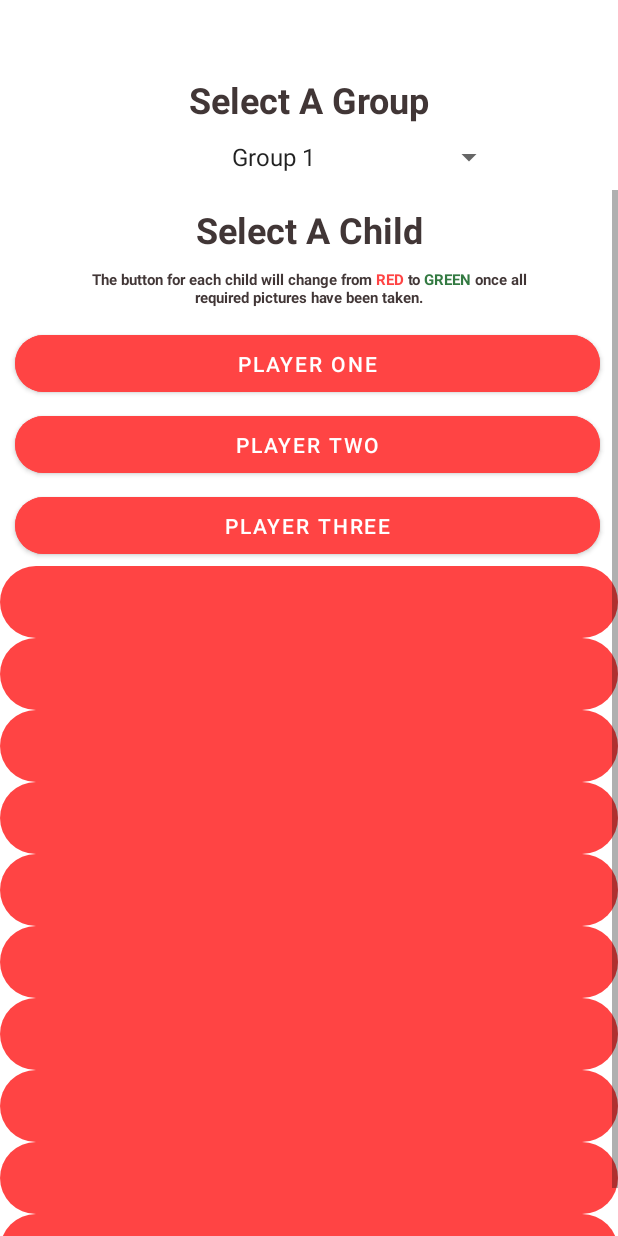
After one commit to GroupA-SODV2999-CapstoneProject/FindAndPlay, an Android app: the PlayerSelect screen opened directly, with no data from a screen before it, on a phone screen of 412 x 824 dp. The commit adds this screen. Run offline under Robolectric (Android 15) with nearby library versions, the phone set to English and light mode, and no system bars.

Commit message:
Created and added functionality to the PlayerSelect activity, data still needed.

```diff
--- a/app/src/main/AndroidManifest.xml
+++ b/app/src/main/AndroidManifest.xml
@@ -2,9 +2,10 @@
 <manifest xmlns:android="http://schemas.android.com/apk/res/android"
     package="com.hfad.findandplayA">
 
-    <uses-permission android:name="android.permission.CAMERA"/>
-    <uses-permission android:name="android.permission.READ_EXTERNAL_STORAGE"/>
-    <uses-permission android:name="android.permission.WRITE_EXTERNAL_STORAGE"/>
+    <uses-permission android:name="android.permission.CAMERA" />
+    <uses-permission android:name="android.permission.READ_EXTERNAL_STORAGE" />
+    <uses-permission android:name="android.permission.WRITE_EXTERNAL_STORAGE" />
+    <uses-permission android:name="android.permission.INTERNET" />
 
     <application
         android:allowBackup="true"
@@ -13,6 +14,9 @@
         android:roundIcon="@mipmap/ic_launcher_round"
         android:supportsRtl="true"
         android:theme="@style/Theme.FindAndPlay">
+        <activity
+            android:name=".PlayerSelect"
+            android:exported="false" />
         <activity
             android:name=".ProfileEdit"
             android:exported="false" />
@@ -31,14 +35,15 @@
         <activity
             android:name=".CameraFunctionality"
             android:exported="false" />
-        <activity android:name=".MainActivity"
+        <activity
+            android:name=".MainActivity"
             android:exported="true">
             <intent-filter>
                 <action android:name="android.intent.action.MAIN" />
+
                 <category android:name="android.intent.category.LAUNCHER" />
             </intent-filter>
         </activity>
     </application>
 
-    <uses-permission android:name="android.permission.INTERNET"/>
 </manifest>
--- /dev/null
+++ b/app/src/main/java/com/hfad/findandplayA/PlayerSelect.java
@@ -0,0 +1,101 @@
+package com.hfad.findandplayA;
+
+import androidx.appcompat.app.AppCompatActivity;
+
+import android.content.Intent;
+import android.content.res.ColorStateList;
+import android.graphics.drawable.GradientDrawable;
+import android.os.Bundle;
+import android.view.View;
+import android.widget.AdapterView;
+import android.widget.ArrayAdapter;
+import android.widget.Button;
+import android.widget.LinearLayout;
+import android.widget.Spinner;
+
+public class PlayerSelect extends AppCompatActivity implements AdapterView.OnItemSelectedListener {
+
+    private Button cameraBtn; //TODO remove this button code once data is implemented
+    private Spinner spinner;
+    LinearLayout playerButtonLayout;
+
+    private static final String[] tempGroups = {"Group 1", "Group 2", "Group 3", "Group 4"}; // TODO remove and replace this temp array with actual group data from FireBase
+
+    @Override
+    protected void onCreate(Bundle savedInstanceState) {
+        super.onCreate(savedInstanceState);
+        setContentView(R.layout.activity_player_select);
+
+        spinner = (Spinner)findViewById(R.id.groupSelectSpinner); // Dropdown menu for groups
+        playerButtonLayout = findViewById(R.id.playerButtonLinearLayoutID); // Linear Layout where buttons will be added
+        ArrayAdapter<String> adapter = new ArrayAdapter<String>(PlayerSelect.this, android.R.layout.simple_spinner_item,tempGroups); // TODO change this from tempGroups to actual groups from FireBase
+        adapter.setDropDownViewResource((android.R.layout.simple_spinner_dropdown_item)); // Setting dropdown
+        spinner.setAdapter(adapter);
+        spinner.setOnItemSelectedListener(this);
+
+
+        cameraBtn = (Button) findViewById(R.id.playerOneBtn); //TODO remove this button code once data is implemented
+        cameraBtn.setOnClickListener(new View.OnClickListener() { //TODO remove this button code once data is implemented
+            @Override
+            public void onClick(View view) {
+                openCamera();
+            }
+        });
+    }
+
+    @Override
+    public void onItemSelected(AdapterView<?> parent, View v, int pos, long id){
+
+        String selection = spinner.getSelectedItem().toString(); // Getting the selected group
+
+        // TODO add the rest of the code to get children from selected group and
+
+        createPlayerButtons(selection);
+    }
+
+    @Override
+    public void onNothingSelected(AdapterView<?> adapterView) {
+        // TODO set what happens if nothing is selected from the dropdown
+    }
+
+    protected void createPlayerButtons(String groupSelection){
+        // TODO Will create and add buttons for each child present in a selected group
+
+        for (int i=1;i<=10;i++){ // TODO need to change to iterate collection of children from FireBase
+
+            final Button playerButton = new Button(this);
+
+            LinearLayout.LayoutParams buttonParams = new LinearLayout.LayoutParams(390,50);
+            buttonParams.setMargins(10,2,2,10);
+//            playerButton.setLayoutParams(new LinearLayout.LayoutParams(390,50));
+
+            playerButton.setId(i); // TODO Need to change when have access to children data
+            playerButton.setBackgroundTintList(ColorStateList.valueOf(getResources().getColor(R.color.playerBtnRed))); // Sets the button to red
+            playerButton.setTextColor(ColorStateList.valueOf(getResources().getColor(R.color.white)));
+
+            GradientDrawable roundCorners = new GradientDrawable(); // Rounds the corners of the button to keep style with the other app buttons
+            roundCorners.setCornerRadius(50);
+            playerButton.setBackground(roundCorners);
+
+            playerButton.setOnClickListener(new View.OnClickListener() {
+                @Override
+                public void onClick(View view) {
+
+                    // TODO add any other data that needs to be passed to the camera activity if any at all
+                    openCamera();
+                }
+            });
+            playerButtonLayout.addView(playerButton); //Creates the new button within the above params
+        }
+    }
+
+    protected void playerComplete(){
+        // TODO Will change player button color if player has completed all of the required tasks
+    }
+
+    //Function to open the camera activity
+    public void openCamera(){
+        Intent startGameIntent = new Intent(PlayerSelect.this, CameraFunctionality.class);
+        startActivity(startGameIntent);
+    }
+}
--- a/app/src/main/java/com/hfad/findandplayA/SlotMachine.java
+++ b/app/src/main/java/com/hfad/findandplayA/SlotMachine.java
@@ -22,6 +22,7 @@
 package com.hfad.findandplayA;
 
 import android.animation.ObjectAnimator;
+import android.content.Intent;
 import android.graphics.Bitmap;
 import android.graphics.drawable.Drawable;
 import android.media.MediaPlayer;
@@ -249,6 +250,9 @@ public class SlotMachine extends AppCompatActivity implements View.OnClickListen
 
     public void startGame(View view) {
         //TODO Add Navigation to the next in-game activity (or change UI so we don't spin anymore)?
+
+        Intent startGameIntent = new Intent(SlotMachine.this, PlayerSelect.class);
+        startActivity(startGameIntent);
     }
 
     protected void loadCategoryItem( int index, BiConsumer<Bitmap,Integer> then )
--- /dev/null
+++ b/app/src/main/res/layout/activity_player_select.xml
@@ -0,0 +1,104 @@
+<?xml version="1.0" encoding="utf-8"?>
+<LinearLayout xmlns:android="http://schemas.android.com/apk/res/android"
+    xmlns:app="http://schemas.android.com/apk/res-auto"
+    xmlns:tools="http://schemas.android.com/tools"
+    android:layout_width="match_parent"
+    android:layout_height="match_parent"
+    tools:context=".PlayerSelect"
+    android:orientation="vertical">
+
+    <TextView
+        android:id="@+id/groupSelectTitleTextView"
+        android:layout_width="match_parent"
+        android:layout_height="wrap_content"
+        android:layout_marginTop="50dp"
+        android:layout_marginBottom="10dp"
+        android:gravity="center_horizontal"
+        android:text="Select A Group"
+        android:textColor="#413636"
+        android:textSize="24sp"
+        android:textStyle="bold" />
+
+    <Spinner
+        android:id="@+id/groupSelectSpinner"
+        android:layout_width="match_parent"
+        android:layout_height="wrap_content"
+        android:layout_marginLeft="75dp"
+        android:layout_marginRight="75dp"
+        android:layout_marginBottom="10dp"
+        android:textAlignment="center" />
+
+    <ScrollView
+        android:layout_width="match_parent"
+        android:layout_height="match_parent">
+
+        <LinearLayout
+            android:layout_width="match_parent"
+            android:layout_height="wrap_content"
+            android:orientation="vertical"
+            android:id="@+id/playerButtonLinearLayoutID">
+
+            <TextView
+                android:id="@+id/playerSelectTitleTextView"
+                android:layout_width="match_parent"
+                android:layout_height="wrap_content"
+                android:layout_marginTop="10sp"
+                android:layout_marginBottom="10sp"
+                android:gravity="center_horizontal"
+                android:text="Select A Child"
+                android:textColor="#413636"
+                android:textSize="24sp"
+                android:textStyle="bold" />
+
+            <TextView
+                android:id="@+id/colorDescriptionTextView"
+                android:layout_width="match_parent"
+                android:layout_height="wrap_content"
+                android:layout_marginLeft="60sp"
+                android:layout_marginRight="60sp"
+                android:layout_marginBottom="10sp"
+                android:gravity="center_horizontal"
+                android:text="@string/player_color_change_text"
+                android:textColor="#413636"
+                android:textSize="10sp"
+                android:textStyle="bold" />
+
+
+            <Button
+                android:id="@+id/playerOneBtn"
+                android:layout_width="390dp"
+                android:layout_height="50dp"
+                android:layout_marginLeft="10dp"
+                android:layout_marginTop="2dp"
+                android:layout_marginRight="10dp"
+                android:layout_marginBottom="2dp"
+                android:backgroundTint="@color/playerBtnRed"
+                android:text="Player One"
+                app:cornerRadius="50dp" />
+
+            <Button
+                android:id="@+id/playerTwoBtn"
+                android:layout_width="390dp"
+                android:layout_height="50dp"
+                android:layout_marginLeft="10dp"
+                android:layout_marginTop="2dp"
+                android:layout_marginRight="10dp"
+                android:layout_marginBottom="2dp"
+                android:backgroundTint="@color/playerBtnRed"
+                android:text="Player Two"
+                app:cornerRadius="50dp" />
+
+            <Button
+                android:id="@+id/playerThreeBtn"
+                android:layout_width="390dp"
+                android:layout_height="50dp"
+                android:layout_marginLeft="10dp"
+                android:layout_marginTop="2dp"
+                android:layout_marginRight="10dp"
+                android:layout_marginBottom="2dp"
+                android:backgroundTint="@color/playerBtnRed"
+                android:text="Player Three"
+                app:cornerRadius="50dp" />
+        </LinearLayout>
+    </ScrollView>
+</LinearLayout>
--- a/app/src/main/res/values/colors.xml
+++ b/app/src/main/res/values/colors.xml
@@ -7,4 +7,5 @@
     <color name="teal_700">#FF018786</color>
     <color name="black">#FF000000</color>
     <color name="white">#FFFFFFFF</color>
+    <color name="playerBtnRed">#FFFF4444</color>
 </resources>
--- a/app/src/main/res/values/strings.xml
+++ b/app/src/main/res/values/strings.xml
@@ -26,4 +26,7 @@
     <string name="flip_symbol">🔄</string>
     <string name="todo">TODO</string>
 
+    <!-- PlayerSelect -->
+    <string name="player_color_change_text">The button for each child will change from <font color='#FFFF4444'>RED </font>to <font color='#337A42'>GREEN </font>once all required pictures have been taken.</string>
+
 </resources>
```
